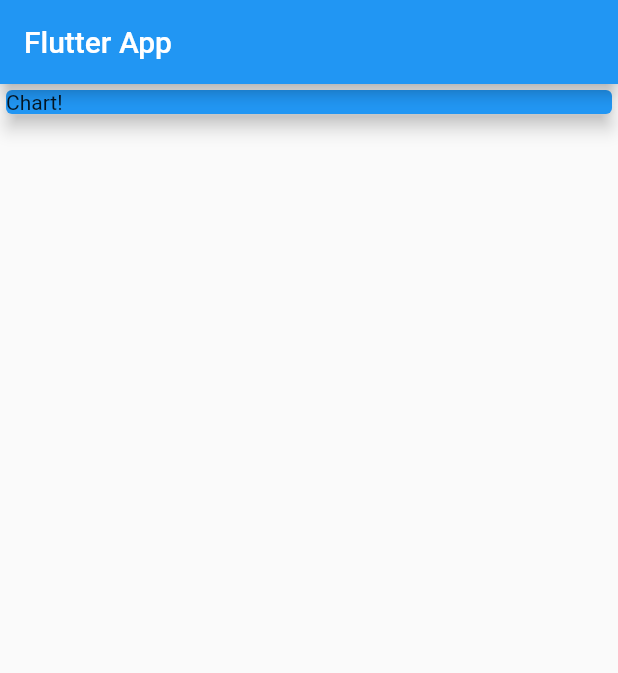
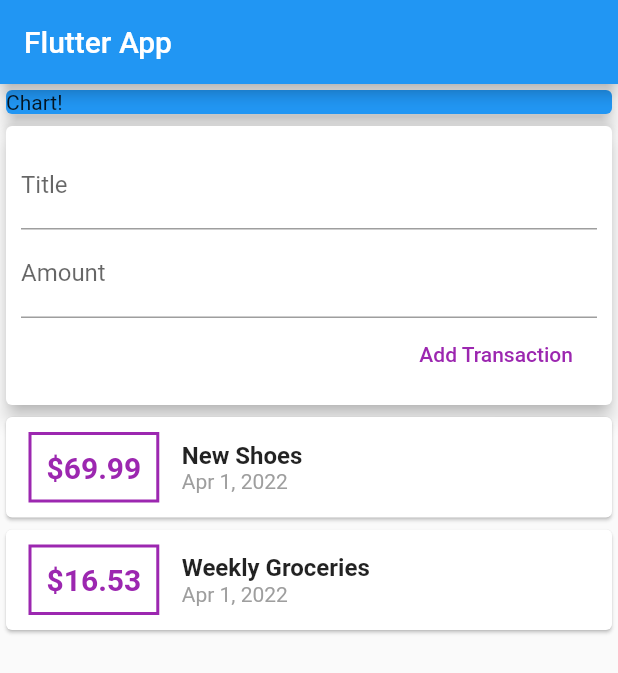
Before and after one commit to fede3mmanuel/flutterexpensesapp, a Flutter app: the screen it shows after launch, on a phone screen of 412 x 824 dp. Shown: the top 673 px of the screen. Run offline on Flutter 3.47's test engine with Material 2 defaults, Android fonts, the phone set to English and light mode, and no system bars.

Commit message:
Connecting Widgets & Managing Data / State

```diff
--- a/lib/main.dart
+++ b/lib/main.dart
@@ -1,4 +1,5 @@
 import 'package:flutter/material.dart';
+import './widgets/user_transactions.dart';
 
 void main() => runApp(MyApp());
 
@@ -36,6 +37,7 @@
               elevation: 5,
             ),
           ),
+          UserTransactions()
         ],
       ),
     );
--- a/lib/widgets/transaction_list.dart
+++ b/lib/widgets/transaction_list.dart
@@ -4,10 +4,13 @@
 import '../models/transaction.dart';
 
 class TransactionList extends StatelessWidget {
+  final List<Transaction> transactions;
+
+  TransactionList(this.transactions);
   @override
   Widget build(BuildContext context) {
     return Column(
-        children: _userTransactions.map((tx) {
+        children: transactions.map((tx) {
       return Card(
         child: Row(
           children: <Widget>[
--- a/lib/widgets/user_transactions.dart
+++ b/lib/widgets/user_transactions.dart
@@ -22,12 +22,26 @@
         amount: 16.53,
         date: DateTime.now()),
   ];
+
+  void _addNewTransaction(String TxTitle, double TxAmount) {
+    final newTx = Transaction(
+      id: DateTime.now().toString(),
+      title: TxTitle,
+      amount: TxAmount,
+      date: DateTime.now(),
+    );
+
+    setState(() {
+      _userTransactions.add(newTx);
+    });
+  }
+
   @override
   Widget build(BuildContext context) {
     return Column(
       children: <Widget>[
         NewTransaction(),
-        TransactionList(),
+        TransactionList(_userTransactions),
       ],
     );
   }
```
